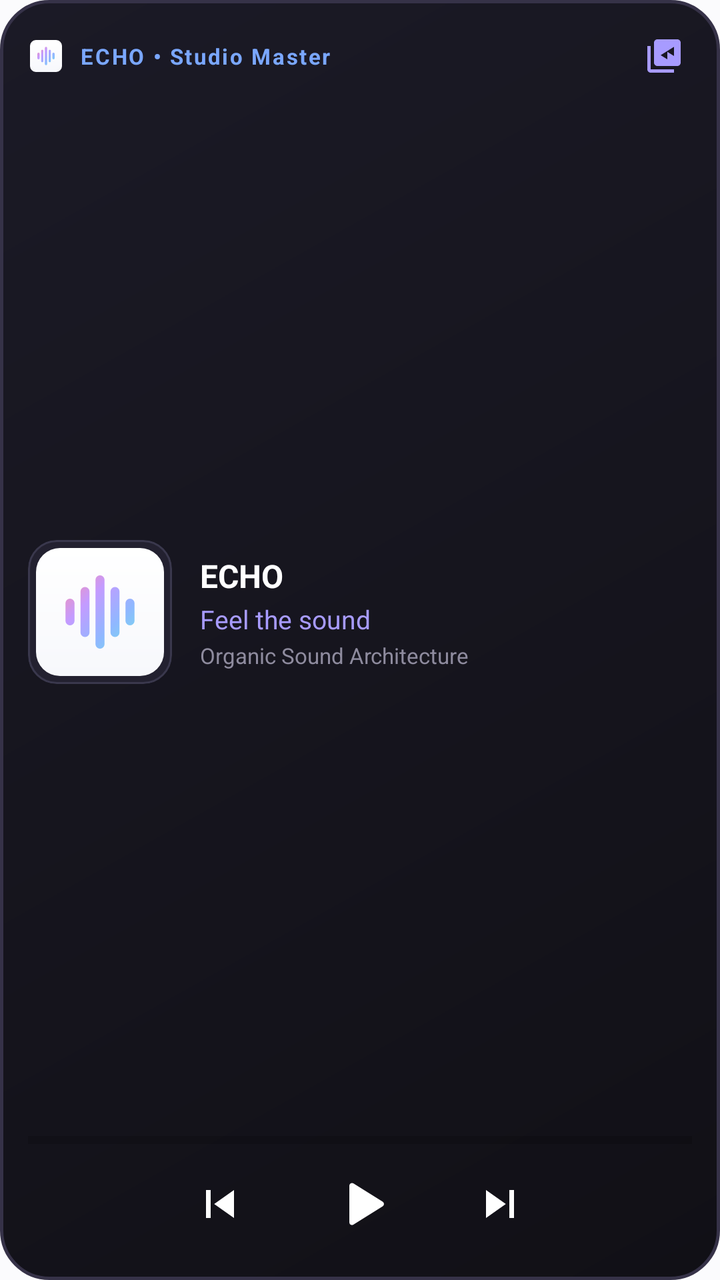
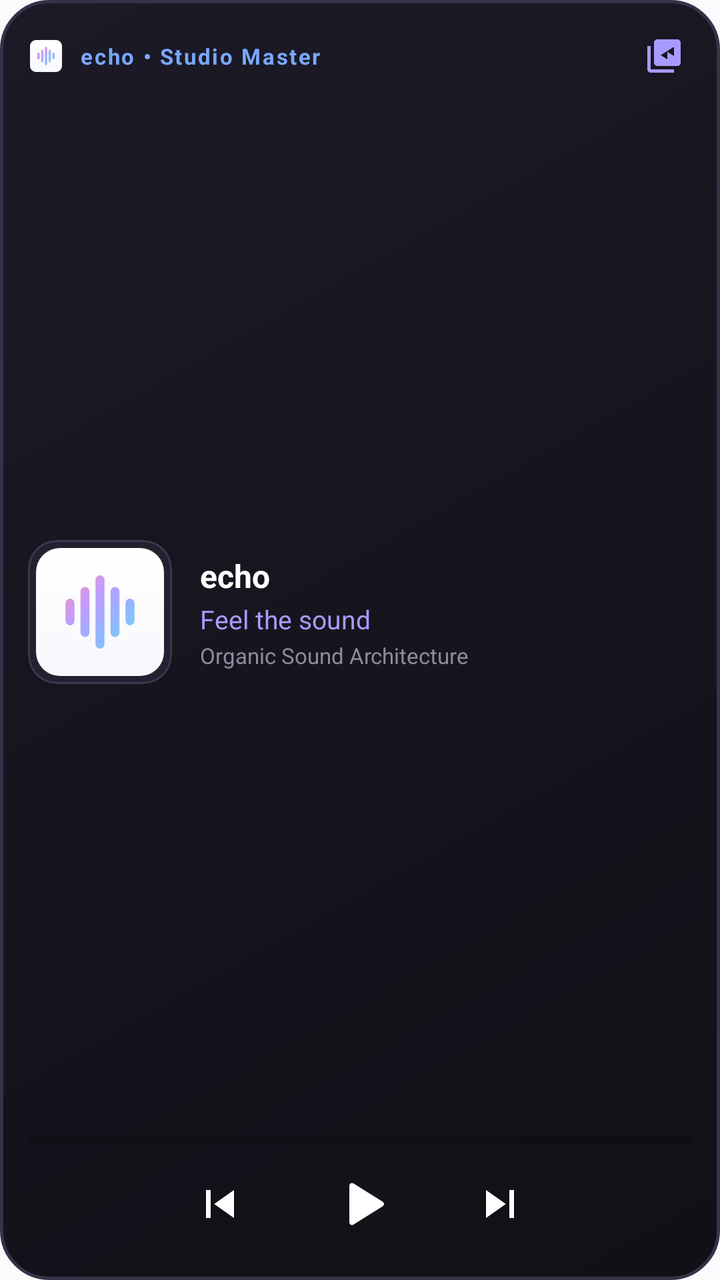

The first picture is an Android layout as it rendered before a commit; the second is the same layout after the commit. The layout source and the unified diff follow.
<!-- AndroidManifest.xml: application theme Theme.Echo -->
<!-- res/layout/widget_expanded.xml -->
<?xml version="1.0" encoding="utf-8"?>
<LinearLayout xmlns:android="http://schemas.android.com/apk/res/android"
    android:id="@+id/widget_expanded_root"
    android:layout_width="match_parent"
    android:layout_height="match_parent"
    android:background="@drawable/widget_background_expanded"
    android:orientation="vertical"
    android:padding="14dp">

    
    <LinearLayout
        android:layout_width="match_parent"
        android:layout_height="wrap_content"
        android:gravity="center_vertical"
        android:orientation="horizontal">

        <ImageView
            android:layout_width="18dp"
            android:layout_height="18dp"
            android:contentDescription="ECHO Logo"
            android:src="@drawable/ic_echo_symbol" />

        <TextView
            android:layout_width="0dp"
            android:layout_height="wrap_content"
            android:layout_marginStart="8dp"
            android:layout_weight="1"
            android:letterSpacing="0.08"
            android:text="ECHO • Studio Master"
            android:textColor="#7AA7FF"
            android:textSize="11sp"
            android:textStyle="bold" />

        <ImageButton
            android:id="@+id/widget_btn_library"
            android:layout_width="28dp"
            android:layout_height="28dp"
            android:background="?android:attr/selectableItemBackgroundBorderless"
            android:contentDescription="Open Library"
            android:padding="4dp"
            android:scaleType="fitCenter"
            android:src="@drawable/ic_widget_library" />
    </LinearLayout>

    
    <LinearLayout
        android:layout_width="match_parent"
        android:layout_height="0dp"
        android:layout_marginTop="10dp"
        android:layout_weight="1"
        android:gravity="center_vertical"
        android:orientation="horizontal">

        <ImageView
            android:id="@+id/widget_album_art"
            android:layout_width="72dp"
            android:layout_height="72dp"
            android:background="@drawable/widget_art_background"
            android:clipToOutline="true"
            android:contentDescription="Album Art"
            android:scaleType="centerCrop"
            android:src="@drawable/ic_echo_symbol" />

        <LinearLayout
            android:layout_width="0dp"
            android:layout_height="wrap_content"
            android:layout_marginStart="14dp"
            android:layout_weight="1"
            android:orientation="vertical">

            <TextView
                android:id="@+id/widget_track_title"
                android:layout_width="match_parent"
                android:layout_height="wrap_content"
                android:ellipsize="end"
                android:maxLines="1"
                android:text="ECHO"
                android:textColor="#FFFFFF"
                android:textSize="16sp"
                android:textStyle="bold" />

            <TextView
                android:id="@+id/widget_artist_name"
                android:layout_width="match_parent"
                android:layout_height="wrap_content"
                android:layout_marginTop="2dp"
                android:ellipsize="end"
                android:maxLines="1"
                android:text="Feel the sound"
                android:textColor="#A79BFF"
                android:textSize="13sp" />

            <TextView
                android:id="@+id/widget_album_name"
                android:layout_width="match_parent"
                android:layout_height="wrap_content"
                android:layout_marginTop="2dp"
                android:ellipsize="end"
                android:maxLines="1"
                android:text="Organic Sound Architecture"
                android:textColor="#8E8B9E"
                android:textSize="11sp" />
        </LinearLayout>
    </LinearLayout>

    
    <ProgressBar
        android:id="@+id/widget_progress_bar"
        style="?android:attr/progressBarStyleHorizontal"
        android:layout_width="match_parent"
        android:layout_height="4dp"
        android:layout_marginTop="8dp"
        android:layout_marginBottom="6dp"
        android:max="100"
        android:progress="0"
        android:progressTint="#A79BFF" />

    
    <LinearLayout
        android:layout_width="match_parent"
        android:layout_height="wrap_content"
        android:gravity="center"
        android:orientation="horizontal">

        <ImageButton
            android:id="@+id/widget_btn_prev"
            android:layout_width="44dp"
            android:layout_height="44dp"
            android:layout_marginEnd="16dp"
            android:background="?android:attr/selectableItemBackgroundBorderless"
            android:contentDescription="Previous Track"
            android:padding="8dp"
            android:scaleType="fitCenter"
            android:src="@drawable/ic_widget_prev" />

        <ImageButton
            android:id="@+id/widget_btn_play_pause"
            android:layout_width="48dp"
            android:layout_height="48dp"
            android:layout_marginStart="8dp"
            android:layout_marginEnd="8dp"
            android:background="?android:attr/selectableItemBackgroundBorderless"
            android:contentDescription="Play/Pause"
            android:padding="8dp"
            android:scaleType="fitCenter"
            android:src="@drawable/ic_widget_play" />

        <ImageButton
            android:id="@+id/widget_btn_next"
            android:layout_width="44dp"
            android:layout_height="44dp"
            android:layout_marginStart="16dp"
            android:background="?android:attr/selectableItemBackgroundBorderless"
            android:contentDescription="Next Track"
            android:padding="8dp"
            android:scaleType="fitCenter"
            android:src="@drawable/ic_widget_next" />
    </LinearLayout>
</LinearLayout>
<!-- resources referenced by this layout -->
<resources>
  <!-- drawable ic_echo_symbol: vector/xml drawable (drawable, 2194 chars, omitted) -->
  <!-- drawable ic_widget_library (drawable) -->
  <vector xmlns:android="http://schemas.android.com/apk/res/android"
      android:width="24dp"
      android:height="24dp"
      android:viewportWidth="24"
      android:viewportHeight="24">
      <path
          android:fillColor="#FFA79BFF"
          android:pathData="M4,6H2v14c0,1.1 0.9,2 2,2h14v-2H4V6zm16,-4H8c-1.1,0 -2,0.9 -2,2v12c0,1.1 0.9,2 2,2h12c1.1,0 2,-0.9 2,-2V4c0,-1.1 -0.9,-2 -2,-2zm-2,10l-4,-2.5V14l-4,-2.5 8,-5v7.5z"/>
  </vector>
  <!-- drawable ic_widget_next (drawable) -->
  <vector xmlns:android="http://schemas.android.com/apk/res/android"
      android:width="24dp"
      android:height="24dp"
      android:viewportWidth="24"
      android:viewportHeight="24">
      <path
          android:fillColor="#FFFFFFFF"
          android:pathData="M6,18l8.5,-6L6,6v12zM16,6v12h2V6h-2z"/>
  </vector>
  <!-- drawable ic_widget_play (drawable) -->
  <vector xmlns:android="http://schemas.android.com/apk/res/android"
      android:width="24dp"
      android:height="24dp"
      android:viewportWidth="24"
      android:viewportHeight="24">
      <path
          android:fillColor="#FFFFFFFF"
          android:pathData="M8,5.14v13.72a1,1 0,0 0,1.5.86l11,-6.86a1,1 0,0 0,0,-1.72L9.5,4.28A1,1 0,0 0,8,5.14z"/>
  </vector>
  <!-- drawable ic_widget_prev (drawable) -->
  <vector xmlns:android="http://schemas.android.com/apk/res/android"
      android:width="24dp"
      android:height="24dp"
      android:viewportWidth="24"
      android:viewportHeight="24">
      <path
          android:fillColor="#FFFFFFFF"
          android:pathData="M6,6h2v12H6zm3.5,6l8.5,6V6z"/>
  </vector>
  <!-- drawable widget_art_background (drawable) -->
  <?xml version="1.0" encoding="utf-8"?>
  <shape xmlns:android="http://schemas.android.com/apk/res/android"
      android:shape="rectangle">
      <solid android:color="#232130" />
      <corners android:radius="14dp" />
      <stroke
          android:width="1dp"
          android:color="#3A384D" />
  </shape>
  <!-- drawable widget_background_expanded (drawable) -->
  <?xml version="1.0" encoding="utf-8"?>
  <shape xmlns:android="http://schemas.android.com/apk/res/android"
      android:shape="rectangle">
      <gradient
          android:angle="315"
          android:startColor="#1B1A26"
          android:endColor="#111016" />
      <corners android:radius="24dp" />
      <stroke
          android:width="1.5dp"
          android:color="#363248" />
  </shape>
  <style name="Theme.Echo" parent="Theme.SpotifyClone" />
  <style name="Theme.SpotifyClone" parent="android:Theme.Material.Light.NoActionBar">
          <item name="android:statusBarColor">#FBFBFD</item>
          <item name="android:navigationBarColor">#FBFBFD</item>
          <item name="android:windowBackground">#FBFBFD</item>
      </style>
</resources>

<!-- the commit's change to res/layout/widget_expanded.xml (unified diff, before → after) -->
@@ -26,7 +26,7 @@
             android:layout_marginStart="8dp"
             android:layout_weight="1"
             android:letterSpacing="0.08"
-            android:text="ECHO • Studio Master"
+            android:text="echo • Studio Master"
             android:textColor="#7AA7FF"
             android:textSize="11sp"
             android:textStyle="bold" />
@@ -74,7 +74,7 @@
                 android:layout_height="wrap_content"
                 android:ellipsize="end"
                 android:maxLines="1"
-                android:text="ECHO"
+                android:text="echo"
                 android:textColor="#FFFFFF"
                 android:textSize="16sp"
                 android:textStyle="bold" />
